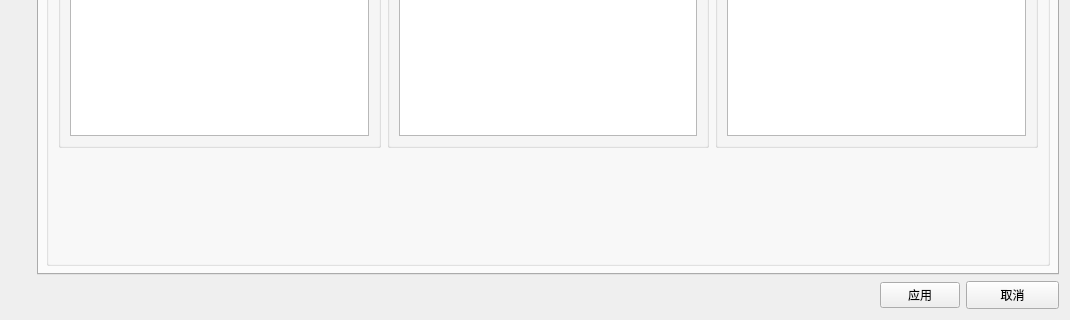
First picture: the form in src/DataVisualization/ConfigWidget.ui, repository BeQuiet1228/FreeCAD, before the edit; both pictures show x 0 to 1070 and y 521 to 841 of the 1070 by 841 pixel window.
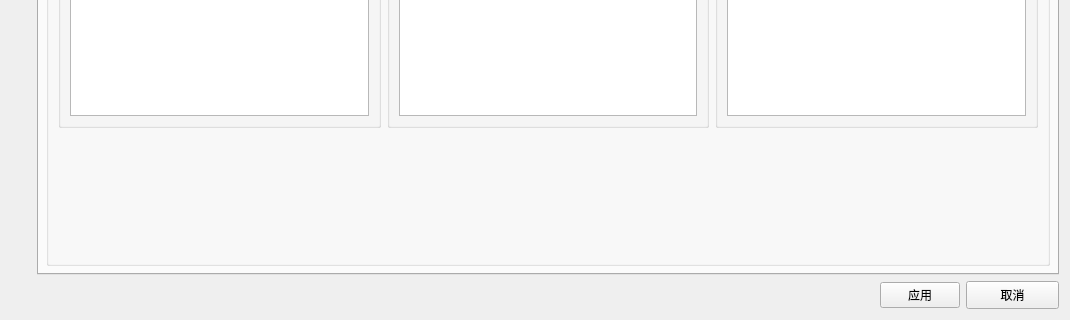
Second picture: the form after the edit.

```diff
--- a/src/DataVisualization/ConfigWidget.ui
+++ b/src/DataVisualization/ConfigWidget.ui
@@ -756,7 +756,7 @@
             <property name="minimumSize">
              <size>
               <width>0</width>
-              <height>100</height>
+              <height>120</height>
              </size>
             </property>
             <property name="maximumSize">
```
